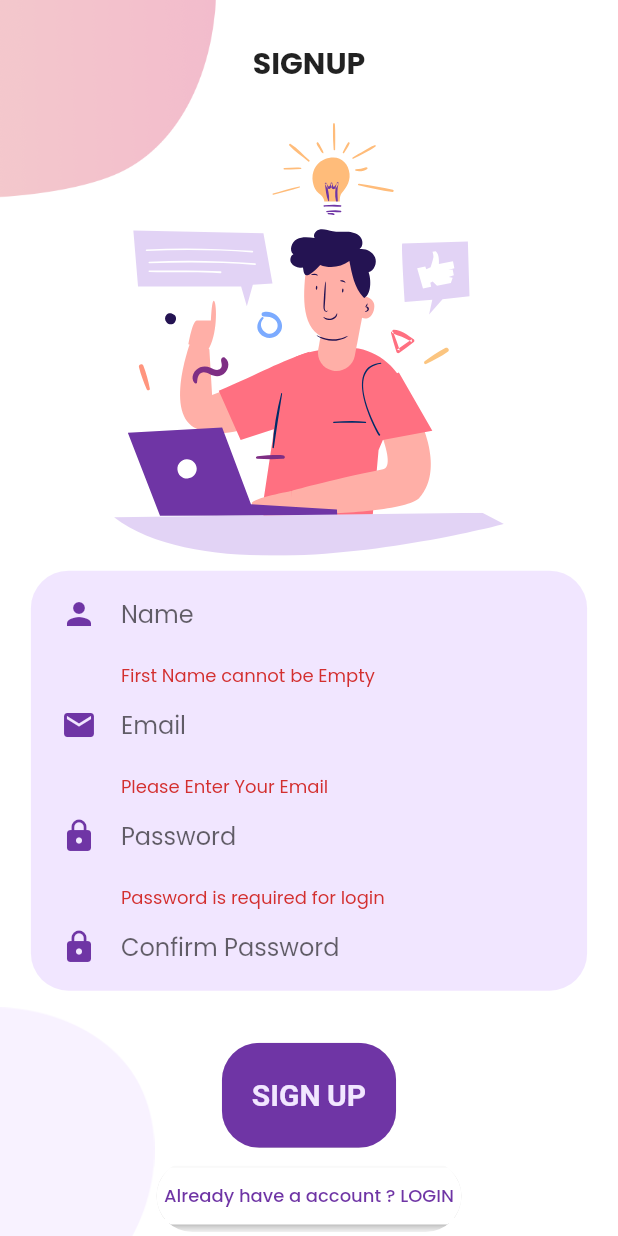
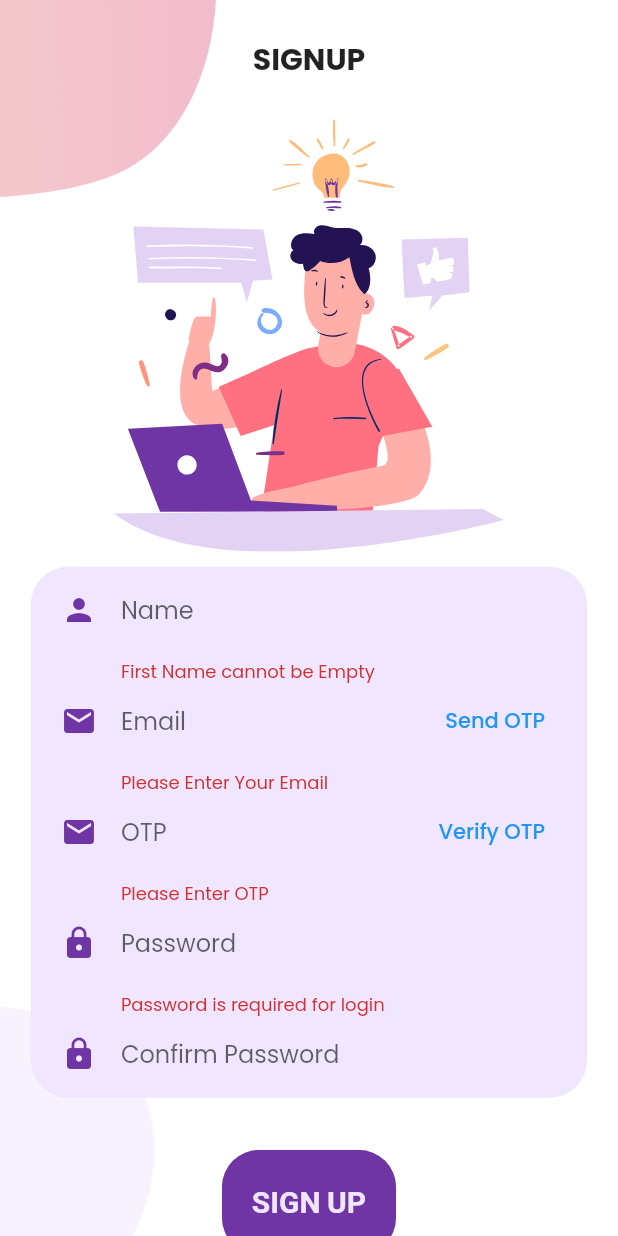
Before and after one commit to siddheshsonawane07/user_authentification_using_Firebase, a Flutter app: the SignUp screen opened directly, after a tap on "SIGN UP", on a phone screen of 412 x 824 dp. Run offline on Flutter 3.47's test engine with Material 2 defaults, Android fonts, the light colour scheme and no system bars; our stand-ins replace cloud_firestore, firebase_auth, firebase_core, flutter_svg, fluttertoast, google_fonts; missing offline and left inert: email_auth; accounts and stored records are empty.

Commit message:
final changes to otp

```diff
--- a/lib/pages/signup/components/body.dart
+++ b/lib/pages/signup/components/body.dart
@@ -1,3 +1,5 @@
+// ignore_for_file: unnecessary_const
+
 import 'package:cloud_firestore/cloud_firestore.dart';
 import 'package:email_auth/email_auth.dart';
 import 'package:firebase_auth/firebase_auth.dart';
@@ -68,7 +70,7 @@ class _SignUpState extends State<SignUp> {
       controller: firstNameEditingController,
       keyboardType: TextInputType.name,
       validator: (value) {
-        RegExp regex = new RegExp(r'^.{3,}$');
+        RegExp regex = RegExp(r'^.{3,}$');
         if (value!.isEmpty) {
           return ("First Name cannot be Empty");
         }
@@ -111,13 +113,14 @@ class _SignUpState extends State<SignUp> {
       },
       textInputAction: TextInputAction.next,
       cursorColor: kPrimaryColor,
-      decoration: const InputDecoration(
-        icon: Icon(
+      decoration:  InputDecoration(
+        icon: const Icon(
           Icons.email,
           color: kPrimaryColor,
         ),
         hintText: "Email",
         border: InputBorder.none,
+        suffixIcon: TextButton(child: const Text("Send OTP"),onPressed: ()=> sendOTP())
       ),
     );
 
@@ -129,26 +132,24 @@ class _SignUpState extends State<SignUp> {
         if (value!.isEmpty) {
           return ("Please Enter OTP");
         }
-        // reg expression for email validation
-        if (!RegExp("^[a-zA-Z0-9+_.-]+@[a-zA-Z0-9.-]+.[a-z]").hasMatch(value)) {
-          return ("Please Enter Correct OTP");
-        }
         return null;
       },
       onSaved: (value) {
-        emailEditingController.text = value!;
+        otpcontroller.text = value!;
       },
       textInputAction: TextInputAction.next,
       cursorColor: kPrimaryColor,
-      decoration: const InputDecoration(
-        icon: Icon(
+      decoration:  InputDecoration(
+        icon: const Icon(
           Icons.email,
           color: kPrimaryColor,
         ),
-        hintText: "Email",
+        hintText: "OTP",
         border: InputBorder.none,
+        suffixIcon: TextButton(child: const Text("Verify OTP"),onPressed: ()=> verifyOTP())
       ),
     );
+
     final passwordfield = TextFormField(
       autofocus: false,
       controller: passwordEditingController,
@@ -257,6 +258,7 @@ class _SignUpState extends State<SignUp> {
                     children: <Widget>[
                       firstNameField,
                       emailField,
+                      otp,
                       passwordfield,
                       confirmPasswordField,
                     ],
```
